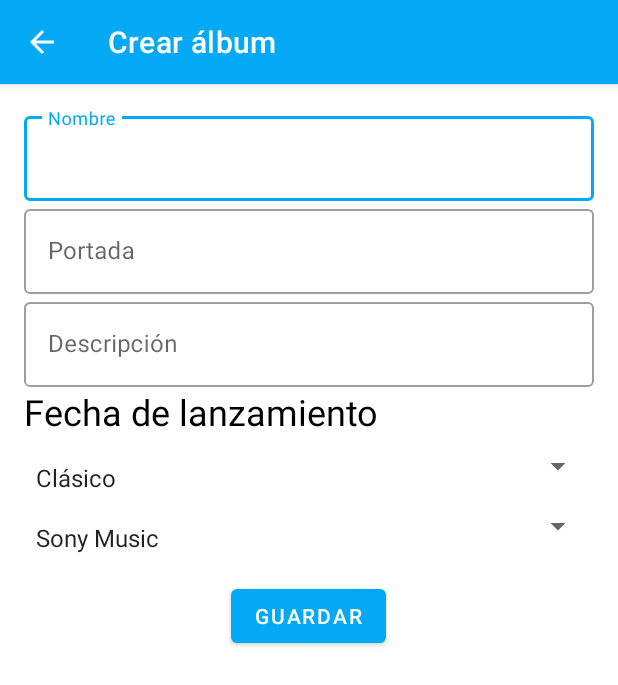
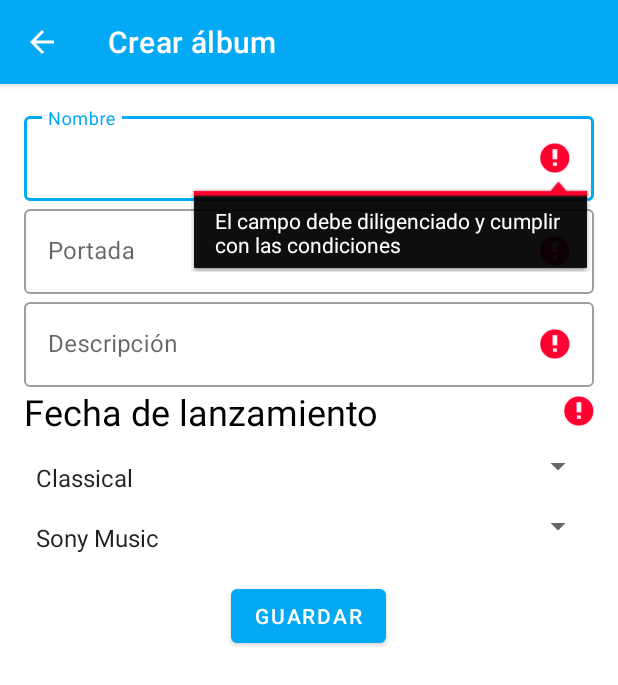
Before and after one commit to neztoring/AppMoviles, an Android app: the AlbumCreationActivity screen opened directly, with no data from a screen before it, after a tap on "GUARDAR", on a phone screen of 412 x 824 dp. Shown: the top 685 px of the screen. Run offline under Robolectric (Android 15) with nearby library versions, the phone set to English and light mode, and no system bars; Roboto replaces fonts that are not available here.

Commit message:
HU-07: agregar validaciones al formulario de creacion de album

```diff
--- a/app/src/main/java/com/example/appmoviles/ui/album/AlbumCreationActivity.kt
+++ b/app/src/main/java/com/example/appmoviles/ui/album/AlbumCreationActivity.kt
@@ -36,6 +36,7 @@ class AlbumCreationActivity : AppCompatActivity(), DatePickerDialog.OnDateSetLis
             adapter.setDropDownViewResource(android.R.layout.simple_spinner_dropdown_item)
             genreSpinner.adapter = adapter
         }
+        genreSpinner.setSelection(0)
         val recordLabelSpinner: Spinner = findViewById(R.id.record_label_spinner)
         ArrayAdapter.createFromResource(
             this, R.array.record_label_array, android.R.layout.simple_spinner_item
@@ -43,6 +44,7 @@ class AlbumCreationActivity : AppCompatActivity(), DatePickerDialog.OnDateSetLis
             adapter.setDropDownViewResource(android.R.layout.simple_spinner_dropdown_item)
             recordLabelSpinner.adapter = adapter
         }
+        recordLabelSpinner.setSelection(0)
     }
 
     private fun createButton() {
@@ -68,6 +70,9 @@ class AlbumCreationActivity : AppCompatActivity(), DatePickerDialog.OnDateSetLis
     override fun onDateSet(view: DatePicker?, year: Int, month: Int, dayOfMonth: Int) {
         calendar.set(year, month, dayOfMonth)
         displayFormattedDate(calendar.timeInMillis)
+        val releaseDateTextView = findViewById<TextView>(R.id.albumReleaseDate)
+        releaseDateTextView.setError(null)
+
     }
 
     override fun onTimeSet(view: TimePicker?, hourOfDay: Int, minute: Int) {
@@ -81,17 +86,37 @@ class AlbumCreationActivity : AppCompatActivity(), DatePickerDialog.OnDateSetLis
 
     private fun saveAlbum() {
         val nameTextView = findViewById<TextInputEditText>(R.id.editTextAlbumName)
-        val coverageTextView = findViewById<TextInputEditText>(R.id.editTextAlbumCoverage)
+        val coverTextView = findViewById<TextInputEditText>(R.id.editTextAlbumCoverage)
         val descriptionTextView = findViewById<TextInputEditText>(R.id.editTextAlbumDescription)
+        val releaseDateTextView = findViewById<TextView>(R.id.albumReleaseDate)
         val genreSpinner = findViewById<Spinner>(R.id.genre_spinner)
         val recordLabelSpinner = findViewById<Spinner>(R.id.record_label_spinner)
         val bodyAlbumRequest = JSONObject()
 
         val formatterAux = SimpleDateFormat("yyyy-MM-dd HH:mm:ss.000Z", Locale.US)
-
+        val defaultReleaseText: String = getString(R.string.album_release_date)
+        val nameValidation = nameTextView.text.toString().isEmpty() || nameTextView.text.toString().length < 3
+        val coverValidation = coverTextView.text.toString().isEmpty() || coverTextView.text.toString().length < 3
+        val descriptionValidation = descriptionTextView.text.toString().isEmpty() || descriptionTextView.text.toString().length < 3
+        if (nameValidation){
+            nameTextView.setError("El campo debe diligenciado y cumplir con las condiciones")
+        }
+        if (coverValidation){
+            coverTextView.setError("El campo debe diligenciado y cumplir con las condiciones")
+        }
+        if (descriptionValidation){
+            descriptionTextView.setError("El campo debe diligenciado y cumplir con las condiciones")
+        }
+        if (releaseDateTextView.text.equals(defaultReleaseText)){
+            releaseDateTextView.setError("Debe seleccionar una fecha")
+        }
+        if ( nameValidation || coverValidation || descriptionValidation || releaseDateTextView.text.equals(defaultReleaseText)
+        ) {
+            Toast.makeText(this, "Algunos campos no cumplen las condiciones o no fueron registrados.", Toast.LENGTH_LONG).show()
+        } else {
             try {
                 bodyAlbumRequest.put("name", nameTextView.text.toString())
-            bodyAlbumRequest.put("cover", coverageTextView.text.toString())
+                bodyAlbumRequest.put("cover", coverTextView.text.toString())
                 bodyAlbumRequest.put("description", descriptionTextView.text.toString())
                 bodyAlbumRequest.put(
                     "releaseDate", formatterAux.format(calendar.timeInMillis).toString()
@@ -110,6 +135,7 @@ class AlbumCreationActivity : AppCompatActivity(), DatePickerDialog.OnDateSetLis
                     onError()
                 }
             )
+        }
 
     }
 
--- a/app/src/main/res/layout/activity_album_creation.xml
+++ b/app/src/main/res/layout/activity_album_creation.xml
@@ -23,7 +23,8 @@
             android:layout_height="wrap_content"
             android:importantForAccessibility="no"
             android:inputType="text"
-            android:minHeight="48dp" />
+            android:minHeight="48dp"
+            android:maxLength="100"/>
     </com.google.android.material.textfield.TextInputLayout>
 
     <com.google.android.material.textfield.TextInputLayout
@@ -40,7 +41,8 @@
             android:layout_height="wrap_content"
             android:importantForAccessibility="no"
             android:inputType="text"
-            android:minHeight="48dp" />
+            android:minHeight="48dp"
+            android:maxLength="100"/>
     </com.google.android.material.textfield.TextInputLayout>
 
     <com.google.android.material.textfield.TextInputLayout
@@ -57,7 +59,8 @@
             android:layout_height="wrap_content"
             android:importantForAccessibility="no"
             android:inputType="text"
-            android:minHeight="48dp" />
+            android:minHeight="48dp"
+            android:maxLength="200"/>
     </com.google.android.material.textfield.TextInputLayout>
 
     <TextView
--- a/app/src/main/res/values/strings.xml
+++ b/app/src/main/res/values/strings.xml
@@ -27,7 +27,7 @@
     <string name="album_record_label">Sello discográfico</string>
     <string name="save_album">Guardar</string>
     <string-array name="genre_array">
-        <item>Clásico</item>
+        <item>Classical</item>
         <item>Salsa</item>
         <item>Rock</item>
         <item>Folk</item>
```
Lines whose indentation alone changed are shown as unchanged.
